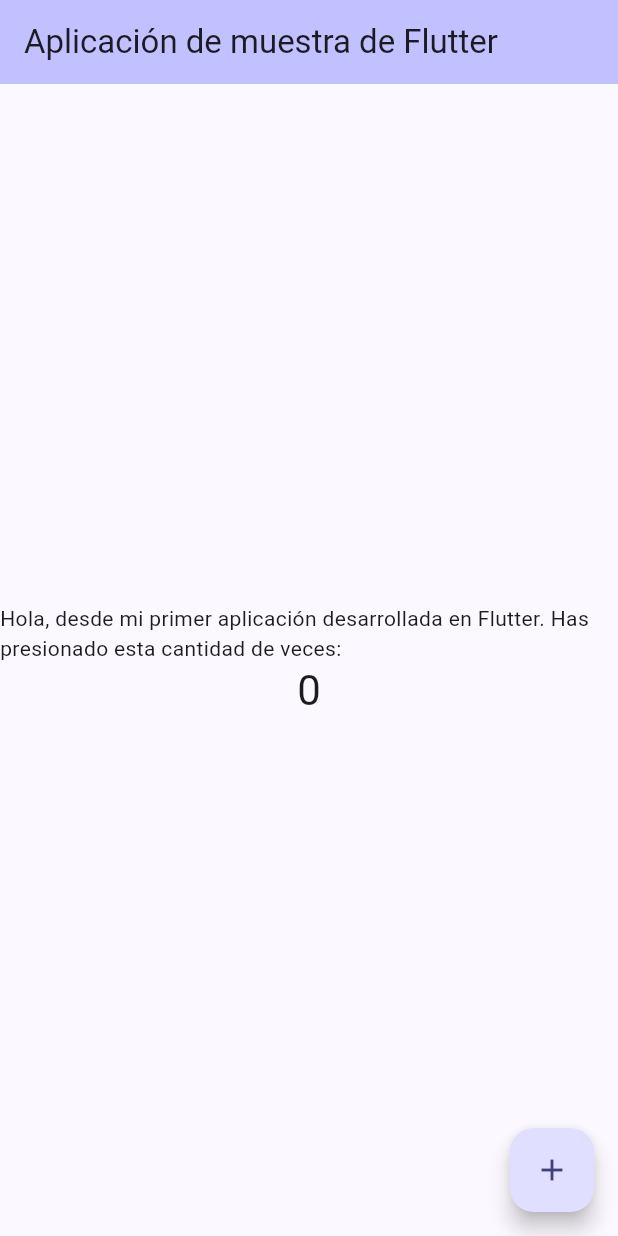
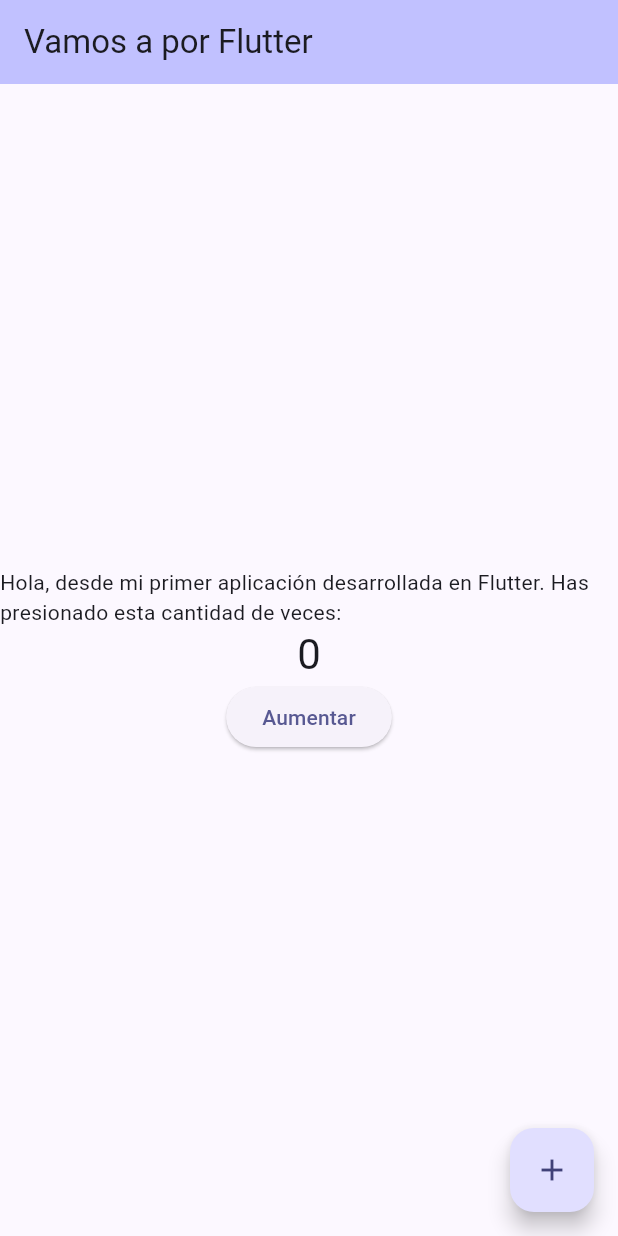
Before and after one commit to JesusVazquez4/App_Prueba_Flutter, a Flutter app: the screen it shows after launch, on a phone screen of 412 x 824 dp. Run offline on Flutter 3.47's test engine with Material 3 defaults, Android fonts, the phone set to English and light mode, and no system bars.

Commit message:
Aquí andamos

```diff
--- a/lib/main.dart
+++ b/lib/main.dart
@@ -30,7 +30,7 @@ class MyApp extends StatelessWidget {
         // tested with just a hot reload.
         colorScheme: ColorScheme.fromSeed(seedColor: const Color.fromARGB(255, 100, 102, 212)),
       ),
-      home: const MyHomePage(title: 'Aplicación de muestra de Flutter'),
+      home: const MyHomePage(title: 'Vamos a por Flutter'),
     );
   }
 }
@@ -109,6 +109,10 @@ class _MyHomePageState extends State<MyHomePage> {
               '$_counter',
               style: Theme.of(context).textTheme.headlineMedium,
             ),
+            ElevatedButton(
+              onPressed: _incrementCounter,
+              child: const Text('Aumentar'),
+            ),
           ],
         ),
       ),
```
